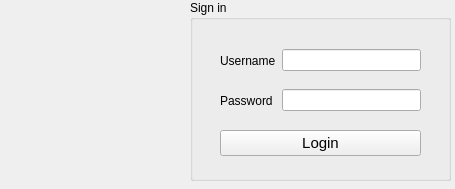
Qt form loginwindow.ui (SamirTaous/DeliveryManagement) before a commit.
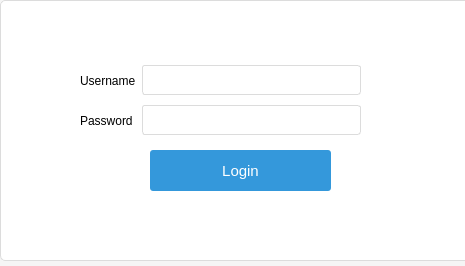
The same form after that commit.

Commit message: style changes to project w/ modifications

What changed in the file:
```diff
--- a/loginwindow.ui
+++ b/loginwindow.ui
@@ -6,32 +6,74 @@
    <rect>
     <x>0</x>
     <y>0</y>
-    <width>455</width>
-    <height>189</height>
+    <width>465</width>
+    <height>266</height>
    </rect>
   </property>
   <property name="windowTitle">
-   <string>Form</string>
+   <string>Login</string>
+  </property>
+  <property name="styleSheet">
+   <string notr="true">
+QWidget#LoginWindow {
+    background-color: #f5f5f5; 
+}
+
+
+QGroupBox#Login {
+    background-color: #ffffff; 
+    border: 1px solid #dcdcdc; 
+    border-radius: 5px;
+}
+
+
+QPushButton#LoginButton {
+    font-size: 15px;
+    background-color: #3498db; 
+    color: #ffffff; 
+    border: none;
+    border-radius: 3px;
+    padding: 8px 16px;
+}
+
+QPushButton#LoginButton:hover {
+    background-color: #2980b9; 
+}
+
+
+
+QLineEdit {
+    border: 1px solid #dcdcdc; 
+    border-radius: 3px;
+    padding: 6px;
+}
+
+
+QHBoxLayout QLabel {
+    font-size: 12px;
+    color: #666666;
+}
+</string>
   </property>
   <widget class="QGroupBox" name="Login">
    <property name="geometry">
     <rect>
-     <x>190</x>
+     <x>0</x>
      <y>0</y>
-     <width>261</width>
-     <height>181</height>
+     <width>471</width>
+     <height>261</height>
     </rect>
    </property>
    <property name="title">
-    <string>Sign in</string>
+    <string/>
    </property>
    <widget class="QPushButton" name="LoginButton">
     <property name="geometry">
      <rect>
-      <x>30</x>
-      <y>130</y>
-      <width>201</width>
-      <height>26</height>
+      <x>150</x>
+      <y>150</y>
+      <width>181</width>
+      <height>41</height>
      </rect>
     </property>
     <property name="styleSheet">
@@ -43,12 +85,12 @@
      <string>Login</string>
     </property>
    </widget>
-   <widget class="QWidget" name="">
+   <widget class="QWidget" name="layoutWidget">
     <property name="geometry">
      <rect>
-      <x>30</x>
-      <y>40</y>
-      <width>201</width>
+      <x>80</x>
+      <y>60</y>
+      <width>281</width>
       <height>41</height>
      </rect>
     </property>
@@ -65,12 +107,12 @@
      </item>
     </layout>
    </widget>
-   <widget class="QWidget" name="">
+   <widget class="QWidget" name="layoutWidget">
     <property name="geometry">
      <rect>
-      <x>30</x>
-      <y>80</y>
-      <width>201</width>
+      <x>80</x>
+      <y>100</y>
+      <width>281</width>
       <height>41</height>
      </rect>
     </property>
@@ -92,19 +134,6 @@
     </layout>
    </widget>
   </widget>
-  <widget class="QLabel" name="ImageLabel">
-   <property name="geometry">
-    <rect>
-     <x>50</x>
-     <y>40</y>
-     <width>111</width>
-     <height>111</height>
-    </rect>
-   </property>
-   <property name="text">
-    <string/>
-   </property>
-  </widget>
  </widget>
  <resources/>
  <connections/>
```
The commit also changes 17 other files.
